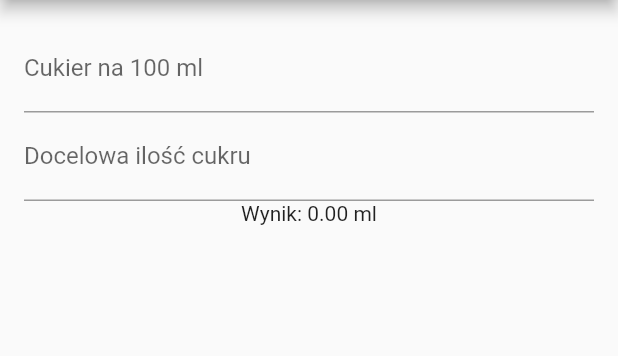
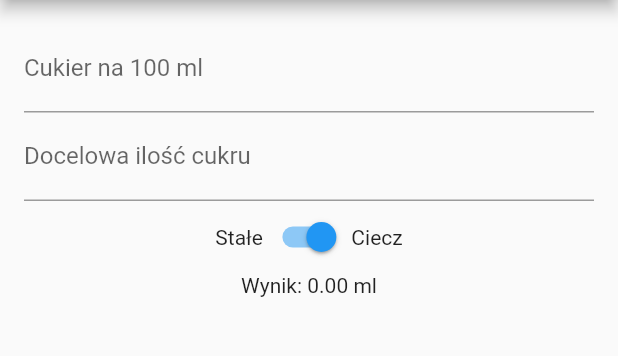
Before and after one commit to WezSieTato/BoolBrewLator, a Flutter app: the screen it shows after launch, on a phone screen of 412 x 824 dp, the part 84-440 px from its top. Run offline on Flutter 3.47's test engine with Material 2 defaults, Android fonts, the light colour scheme and no system bars; our stand-ins replace flutter_bloc.

Commit message:
✨ feat: add toggle unit feature to SugarCalculatorBloc

```diff
--- a/lib/sugar_calculator/sugar_calculator_bloc.dart
+++ b/lib/sugar_calculator/sugar_calculator_bloc.dart
@@ -7,11 +7,29 @@ class CalculateSugarEvent {
   CalculateSugarEvent({required this.sugarContent, required this.targetSugar});
 }
 
-class SugarCalculatorBloc extends Bloc<CalculateSugarEvent, double> {
-  SugarCalculatorBloc() : super(0) {
+class ToggleUnitEvent {
+  final bool isLiquid;
+
+  ToggleUnitEvent({required this.isLiquid});
+}
+
+class SugarCalculatorState {
+  final double result;
+  final bool isLiquid;
+
+  SugarCalculatorState({required this.result, required this.isLiquid});
+}
+
+class SugarCalculatorBloc extends Bloc<dynamic, SugarCalculatorState> {
+  SugarCalculatorBloc()
+      : super(SugarCalculatorState(result: 0, isLiquid: true)) {
     on<CalculateSugarEvent>((event, emit) {
       final result = (event.targetSugar * 100) / event.sugarContent;
-      emit(result);
+      emit(SugarCalculatorState(result: result, isLiquid: state.isLiquid));
+    });
+
+    on<ToggleUnitEvent>((event, emit) {
+      emit(SugarCalculatorState(result: state.result, isLiquid: event.isLiquid));
     });
   }
 }
--- a/lib/sugar_calculator/sugar_calculator_screen.dart
+++ b/lib/sugar_calculator/sugar_calculator_screen.dart
@@ -45,6 +45,10 @@ class SugarCalculatorScreenState extends State<SugarCalculatorScreen> {
     }
   }
 
+  void toggleUnit(bool isLiquid) {
+    sugarCalculatorBloc.add(ToggleUnitEvent(isLiquid: isLiquid));
+  }
+
   @override
   Widget build(BuildContext context) {
     return Scaffold(
@@ -53,23 +57,35 @@ class SugarCalculatorScreenState extends State<SugarCalculatorScreen> {
       ),
       body: Padding(
         padding: const EdgeInsets.all(16.0),
-        child: BlocBuilder<SugarCalculatorBloc, double>(
+        child: BlocBuilder<SugarCalculatorBloc, SugarCalculatorState>(
           bloc: sugarCalculatorBloc,
           builder: (context, state) {
+            String unit = state.isLiquid ? 'ml' : 'g';
 
             return Column(
               children: [
                 TextField(
                   controller: sugarContentController,
                   keyboardType: TextInputType.number,
-                  decoration: const InputDecoration(labelText: 'Cukier na 100 ml'),
+                  decoration: InputDecoration(labelText: 'Cukier na 100 $unit'),
                 ),
                 TextField(
                   controller: targetSugarController,
                   keyboardType: TextInputType.number,
                   decoration: const InputDecoration(labelText: 'Docelowa ilość cukru'),
                 ),
-                Text('Wynik: ${state.toStringAsFixed(2)} ml'),
+                Row(
+                  mainAxisAlignment: MainAxisAlignment.center,
+                  children: [
+                    const Text('Stałe'),
+                    Switch(
+                      value: state.isLiquid,
+                      onChanged: toggleUnit,
+                    ),
+                    const Text('Ciecz'),
+                  ],
+                ),
+                Text('Wynik: ${state.result.toStringAsFixed(2)} $unit'),
               ],
             );
           },
```
